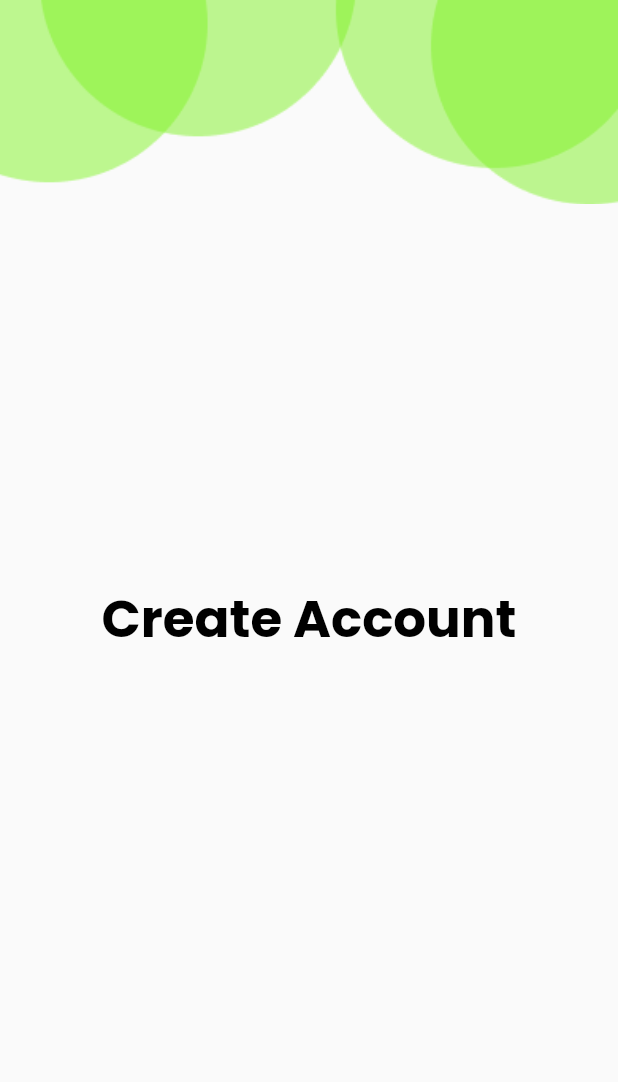
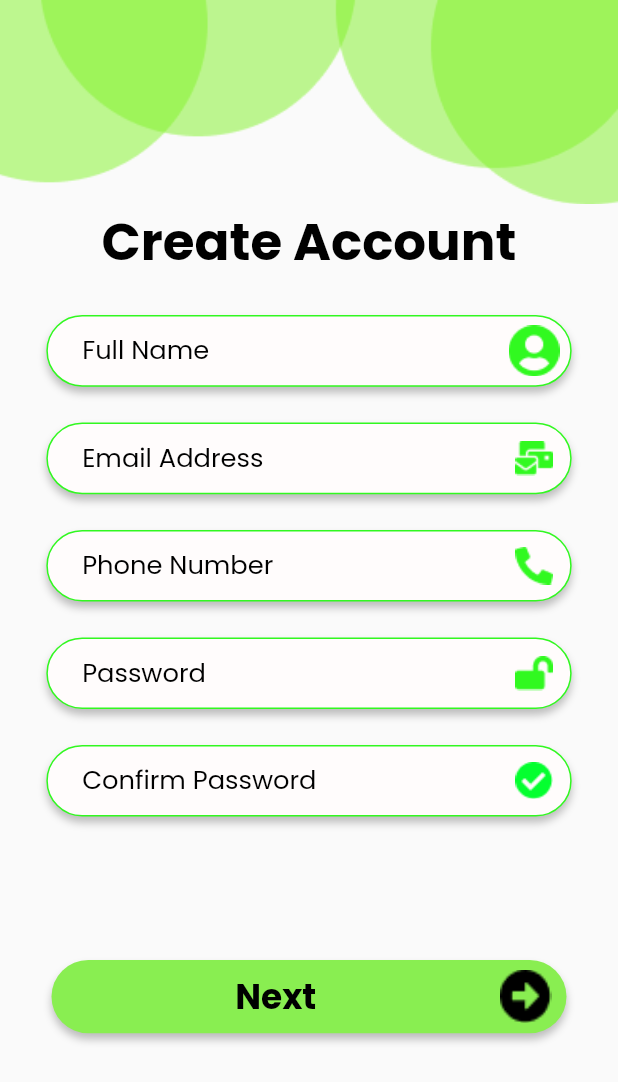
Before and after one commit to Md-Sifatullah617/agricos, a Flutter app: the SignUpScreen screen opened directly, on a phone screen of 412 x 824 dp. Shown: the top 1082 px of the screen. Run offline on Flutter 3.47's test engine with Material 2 defaults, Android fonts, the phone set to English and light mode, and no system bars; our stand-ins replace flutter_screenutil, font_awesome_flutter, google_fonts; missing offline and left inert: social_media_flutter.

Commit message:
login reg done

```diff
--- /dev/null
+++ b/lib/screens/otp_code.dart
@@ -0,0 +1,38 @@
+import 'package:agricos/utils/custom_widget/custom_text.dart';
+import 'package:agricos/utils/custom_widget/heading.dart';
+import 'package:flutter/material.dart';
+import 'package:flutter_screenutil/flutter_screenutil.dart';
+
+class OtpCodeScreen extends StatelessWidget {
+  const OtpCodeScreen({super.key});
+
+  @override
+  Widget build(BuildContext context) {
+    return Scaffold(
+      body: Stack(
+        alignment: Alignment.center,
+        children: [
+          Container(),
+          const Heading(),
+          Positioned(
+            top: 120.h,
+            left: 25.w,
+            child: InkWell(
+              onTap: () {
+                Navigator.pop(context);
+              },
+              child: Image.asset(
+                'assets/icons/Vector (6).png',
+              ),
+            ),
+          ),
+          const Positioned(
+              child: CustomText(
+            text: 'Verify Phone',
+            isUnderline: true,
+          ))
+        ],
+      ),
+    );
+  }
+}
--- a/lib/screens/signup_screen.dart
+++ b/lib/screens/signup_screen.dart
@@ -1,4 +1,6 @@
+import 'package:agricos/screens/otp_code.dart';
 import 'package:agricos/utils/custom_widget/custom_text.dart';
+import 'package:agricos/utils/custom_widget/outline_txt_field.dart';
 import 'package:flutter/material.dart';
 import 'package:flutter_screenutil/flutter_screenutil.dart';
 
@@ -8,7 +10,9 @@ class SignUpScreen extends StatelessWidget {
   @override
   Widget build(BuildContext context) {
     return Scaffold(
-      body: Stack(children: [
+      resizeToAvoidBottomInset: false,
+      body: Stack(
+        children: [
           Container(),
           Image.asset(
             'assets/images/Group 3.png',
@@ -16,18 +20,110 @@ class SignUpScreen extends StatelessWidget {
             fit: BoxFit.fitWidth,
           ),
           Center(
-          child: Column(
-            mainAxisAlignment: MainAxisAlignment.center,
-            children: [
+              child: Padding(
+            padding: const EdgeInsets.all(8.0),
+            child:
+                Column(mainAxisAlignment: MainAxisAlignment.center, children: [
               CustomText(
                 text: 'Create Account',
                 fontSize: 30.sp,
                 txtAlign: TextAlign.center,
               ),
+              SizedBox(height: 20.h),
+              OutlinetxtField(
+                hinttxt: 'Full Name',
+                suffixicon: Image.asset(
+                  'assets/icons/Vector.png',
+                  height: 20.h,
+                  width: 20.w,
+                ),
+              ),
+              SizedBox(height: 20.h),
+              OutlinetxtField(
+                hinttxt: 'Email Address',
+                suffixicon: Image.asset(
+                  'assets/icons/Vector (1).png',
+                  height: 20.h,
+                  width: 20.w,
+                ),
+              ),
+              SizedBox(height: 20.h),
+              OutlinetxtField(
+                hinttxt: 'Phone Number',
+                suffixicon: Image.asset(
+                  'assets/icons/Vector (2).png',
+                  height: 20.h,
+                  width: 20.w,
+                ),
+              ),
+              SizedBox(height: 20.h),
+              OutlinetxtField(
+                hinttxt: 'Password',
+                suffixicon: Image.asset(
+                  'assets/icons/Vector (3).png',
+                  height: 20.h,
+                  width: 20.w,
+                ),
+              ),
+              SizedBox(height: 20.h),
+              OutlinetxtField(
+                hinttxt: 'Confirm Password',
+                suffixicon: Image.asset(
+                  'assets/icons/Vector (4).png',
+                  height: 20.h,
+                  width: 20.w,
+                ),
+              ),
+              SizedBox(height: 80.h),
+              InkWell(
+                onTap: () {
+                  Navigator.pushReplacement(
+                      context,
+                      MaterialPageRoute(
+                          builder: (context) => const OtpCodeScreen()));
+                },
+                child: Container(
+                    width: 300.w,
+                    height: 41.h,
+                    decoration: ShapeDecoration(
+                      color: const Color(0xFF89EE51),
+                      shape: RoundedRectangleBorder(
+                        borderRadius: BorderRadius.circular(45),
+                      ),
+                      shadows: const [
+                        BoxShadow(
+                          color: Color(0x3F000000),
+                          blurRadius: 4,
+                          offset: Offset(0, 4),
+                          spreadRadius: 0,
+                        )
                       ],
                     ),
+                    child: Row(
+                      mainAxisAlignment: MainAxisAlignment.center,
+                      children: [
+                        Expanded(
+                          child: CustomText(
+                            text: 'Next',
+                            fontSize: 20.sp,
+                          ),
+                        ),
+                        Padding(
+                          padding: const EdgeInsets.only(right: 10.0),
+                          child: Image.asset(
+                            'assets/icons/Vector (5).png',
+                            height: 30.h,
+                            width: 30.w,
+                            fit: BoxFit.fill,
+                          ),
+                        ),
+                      ],
+                    )),
               )
             ]),
+          ))
+        ],
+      ),
     );
   }
 }
--- a/lib/utils/custom_widget/custom_text.dart
+++ b/lib/utils/custom_widget/custom_text.dart
@@ -7,6 +7,7 @@ class CustomText extends StatelessWidget {
   final double? fontSize;
   final FontWeight? fontweight;
   final TextAlign? txtAlign;
+  final bool? isUnderline;
   const CustomText({
     super.key,
     this.text,
@@ -14,6 +15,7 @@ class CustomText extends StatelessWidget {
     this.fontSize,
     this.fontweight,
     this.txtAlign,
+    this.isUnderline = false,
   });
 
   @override
@@ -21,10 +23,11 @@ class CustomText extends StatelessWidget {
     return Text(
       text!,
       style: TextStyle(
-        fontSize: fontSize ?? 20.sp,
-        color: txtColor ?? Colors.black,
-        fontWeight: fontweight ?? FontWeight.bold,
-      ),
+          fontSize: fontSize ?? 20.sp,
+          color: txtColor ?? Colors.black,
+          fontWeight: fontweight ?? FontWeight.bold,
+          decoration:
+              isUnderline! ? TextDecoration.underline : TextDecoration.none),
       textAlign: txtAlign ?? TextAlign.center,
     );
   }
--- /dev/null
+++ b/lib/utils/custom_widget/outline_txt_field.dart
@@ -0,0 +1,52 @@
+import 'package:flutter/material.dart';
+import 'package:flutter_screenutil/flutter_screenutil.dart';
+
+class OutlinetxtField extends StatelessWidget {
+  final TextEditingController? textController;
+  final String? hinttxt;
+  final Widget? suffixicon;
+
+  const OutlinetxtField({
+    super.key,
+    this.textController,
+    this.hinttxt,
+    this.suffixicon,
+  });
+
+  @override
+  Widget build(BuildContext context) {
+    return Container(
+      height: 40.h,
+      margin: EdgeInsets.symmetric(horizontal: 20.w),
+      decoration: ShapeDecoration(
+        color: const Color(0xFFFFFCFC),
+        shape: RoundedRectangleBorder(
+          side: const BorderSide(width: 1, color: Color(0xFF31F820)),
+          borderRadius: BorderRadius.circular(26),
+        ),
+        shadows: const [
+          BoxShadow(
+            color: Color(0x3F000000),
+            blurRadius: 4,
+            offset: Offset(0, 4),
+            spreadRadius: 0,
+          )
+        ],
+      ),
+      child: TextFormField(
+        controller: textController,
+        decoration: InputDecoration(
+          contentPadding:
+              EdgeInsets.only(top: 7.h, left: 20.w, bottom: 5.h, right: 5.w),
+          hintText: hinttxt,
+          hintStyle: TextStyle(
+            fontSize: 15.sp,
+            color: Colors.black,
+          ),
+          suffixIcon: suffixicon,
+          border: InputBorder.none,
+        ),
+      ),
+    );
+  }
+}
--- a/lib/utils/custom_widget/textform_field.dart
+++ b/lib/utils/custom_widget/textform_field.dart
@@ -5,11 +5,15 @@ class CustomTextFormField extends StatelessWidget {
   final TextEditingController? txtController;
   final String? hintTxt;
   final IconData? icondata;
+  final IconData? suffixicon;
+  final bool? isUnderline;
   const CustomTextFormField({
     super.key,
     this.txtController,
     this.hintTxt,
     this.icondata,
+    this.suffixicon,
+    this.isUnderline = true,
   });
 
   @override
@@ -32,6 +36,10 @@ class CustomTextFormField extends StatelessWidget {
           icondata,
           color: Colors.white,
         ),
+        suffixIcon: Icon(
+          suffixicon,
+          color: Colors.lightGreenAccent,
+        ),
         border: const UnderlineInputBorder(
           borderSide: BorderSide(
             color: Colors.white,
--- a/pubspec.yaml
+++ b/pubspec.yaml
@@ -35,6 +35,7 @@ dependencies:
   google_fonts: ^6.1.0
   social_media_flutter: ^0.0.2
   font_awesome_flutter: ^10.6.0
+  flutter_neumorphic: ^3.2.0
 
 dev_dependencies:
   # The "flutter_lints" package below contains a set of recommended lints to
@@ -58,6 +59,7 @@ flutter:
   # To add assets to your application, add an assets section, like this:
   assets:
     - assets/images/
+    - assets/icons/
   # assets:
   #   - images/a_dot_burr.jpeg
   #   - images/a_dot_ham.jpeg
```
Also changed, not shown: assets/icons/Vector (1).png (added), assets/icons/Vector (2).png (added), assets/icons/Vector (3).png (added), assets/icons/Vector (4).png (added), assets/icons/Vector (5).png (added), assets/icons/Vector (6).png (added), assets/icons/Vector.png (added), pubspec.lock. Lines whose indentation alone changed are shown as unchanged.
